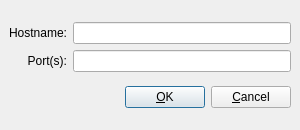
Above: src/chart/hostdialog.ui from performancecopilot/pcp before the change. Below: the same form after it.
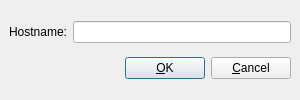
That is the form after the change. Icons and pictures are not drawn.

Commit message: Remove port number line edit in host dialog, use extended hostspec syntax now.

```diff
--- a/src/chart/hostdialog.ui
+++ b/src/chart/hostdialog.ui
@@ -9,7 +9,7 @@
     <x>0</x>
     <y>0</y>
     <width>300</width>
-    <height>130</height>
+    <height>100</height>
    </rect>
   </property>
   <property name="sizePolicy" >
@@ -23,13 +23,13 @@
   <property name="minimumSize" >
    <size>
     <width>300</width>
-    <height>130</height>
+    <height>100</height>
    </size>
   </property>
   <property name="maximumSize" >
    <size>
     <width>300</width>
-    <height>130</height>
+    <height>100</height>
    </size>
   </property>
   <property name="windowTitle" >
@@ -83,22 +83,6 @@
        <item row="0" column="1" >
         <widget class="QLineEdit" name="hostLineEdit" />
        </item>
-       <item row="1" column="0" >
-        <widget class="QLabel" name="portLabel" >
-         <property name="text" >
-          <string>Port(s):</string>
-         </property>
-         <property name="alignment" >
-          <set>Qt::AlignRight|Qt::AlignTrailing|Qt::AlignVCenter</set>
-         </property>
-         <property name="wordWrap" >
-          <bool>false</bool>
-         </property>
-        </widget>
-       </item>
-       <item row="1" column="1" >
-        <widget class="QLineEdit" name="portLineEdit" />
-       </item>
       </layout>
      </item>
      <item>
@@ -111,7 +95,7 @@
        </property>
        <property name="sizeHint" >
         <size>
-         <width>20</width>
+         <width>280</width>
          <height>8</height>
         </size>
        </property>
```
Left out of the diff: 3 changed lines with no effect on the pictures. The commit also changes 4 other files.
